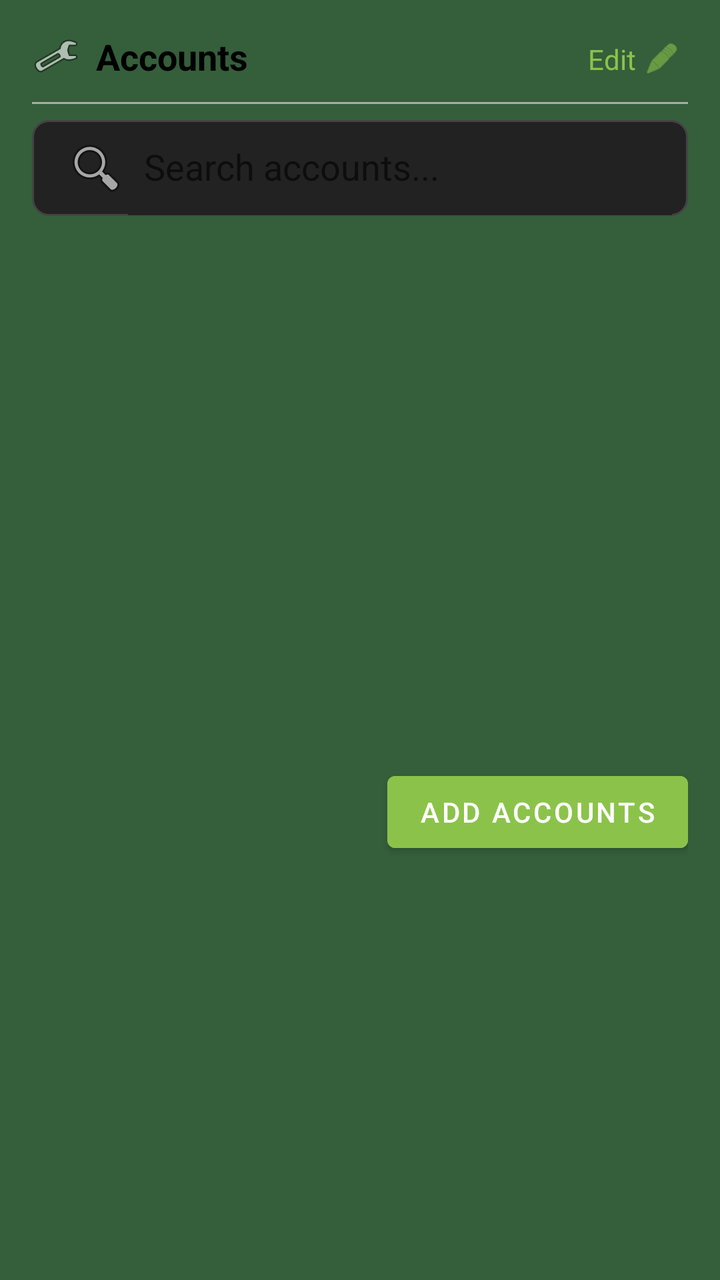
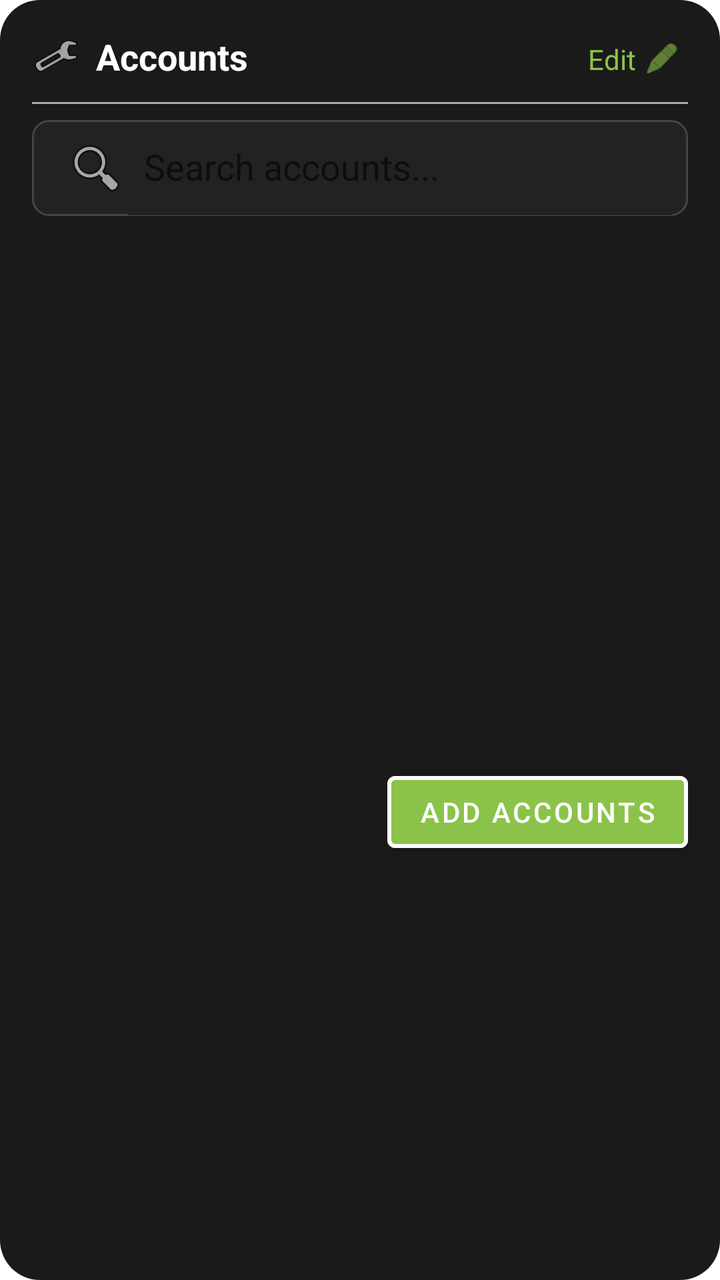

The first picture is an Android layout as it rendered before a commit; the second is the same layout after the commit. The layout source and the unified diff follow.
<!-- AndroidManifest.xml: application theme Theme.MyCalendar2026SAR -->
<!-- res/layout/dialog_accounts.xml -->
<?xml version="1.0" encoding="utf-8"?>
<LinearLayout xmlns:android="http://schemas.android.com/apk/res/android"
    xmlns:app="http://schemas.android.com/apk/res-auto"
    android:layout_width="match_parent"
    android:layout_height="wrap_content"
    android:background="@color/hunter_green"
    android:orientation="vertical"
    android:padding="16dp">

    
    <RelativeLayout
        android:layout_width="match_parent"
        android:layout_height="wrap_content"
        android:paddingBottom="8dp">

        <LinearLayout
            android:layout_width="wrap_content"
            android:layout_height="wrap_content"
            android:layout_alignParentStart="true"
            android:gravity="center_vertical"
            android:orientation="horizontal">

            <ImageView
                android:layout_width="24dp"
                android:layout_height="24dp"
                android:layout_marginEnd="8dp"
                android:contentDescription="Accounts Logo"
                android:src="@android:drawable/ic_menu_manage" />

            <TextView
                android:layout_width="wrap_content"
                android:layout_height="wrap_content"
                android:text="@string/menu_accounts"
                android:textColor="@android:color/black"
                android:textSize="18sp"
                android:textStyle="bold" />

        </LinearLayout>

        <LinearLayout
            android:id="@+id/editAccountsButton"
            android:layout_width="wrap_content"
            android:layout_height="wrap_content"
            android:layout_alignParentEnd="true"
            android:background="?attr/selectableItemBackground"
            android:clickable="true"
            android:focusable="true"
            android:gravity="center_vertical"
            android:orientation="horizontal"
            android:padding="4dp">

            <TextView
                android:layout_width="wrap_content"
                android:layout_height="wrap_content"
                android:layout_marginEnd="4dp"
                android:text="Edit"
                android:textColor="@color/light_green"
                android:textSize="14sp" />

            <ImageView xmlns:app="http://schemas.android.com/apk/res-auto"
                android:layout_width="18dp"
                android:layout_height="18dp"
                android:contentDescription="Edit Logo"
                android:src="@android:drawable/ic_menu_edit"
                app:tint="@color/light_green" />

        </LinearLayout>

    </RelativeLayout>

    <View
        android:layout_width="match_parent"
        android:layout_height="1dp"
        android:background="@android:color/darker_gray" />

    <androidx.appcompat.widget.SearchView
        android:id="@+id/accountsSearchView"
        android:layout_width="match_parent"
        android:layout_height="wrap_content"
        android:layout_marginTop="8dp"
        android:background="@drawable/rounded_search_bg"
        app:iconifiedByDefault="false"
        app:queryHint="Search accounts..."
        app:searchIcon="@android:drawable/ic_menu_search" />

    <androidx.recyclerview.widget.RecyclerView
        android:id="@+id/accountsRecyclerView"
        android:layout_width="match_parent"
        android:layout_height="250dp"
        android:layout_marginTop="8dp" />

    <Button
        android:id="@+id/addAccountButton"
        android:layout_width="wrap_content"
        android:layout_height="wrap_content"
        android:layout_gravity="end"
        android:layout_marginTop="16dp"
        android:backgroundTint="@color/light_green"
        android:text="Add Accounts" />

</LinearLayout>
<!-- resources referenced by this layout -->
<resources>
  <color name="hunter_green">#355E3B</color>
  <color name="light_green">#8BC34A</color>
  <!-- drawable rounded_search_bg (drawable) -->
  <?xml version="1.0" encoding="utf-8"?>
  <shape xmlns:android="http://schemas.android.com/apk/res/android">
      <solid android:color="#222222" />
      <corners android:radius="8dp" />
      <stroke android:width="1dp" android:color="#444444" />
  </shape>
  <string name="menu_accounts">Accounts</string>
  <style name="Theme.MyCalendar2026SAR" parent="Theme.MaterialComponents.DayNight.NoActionBar">
          
          <item name="colorPrimary">@color/purple_500</item>
          <item name="colorPrimaryVariant">@color/purple_700</item>
          <item name="colorOnPrimary">@color/white</item>
          
          <item name="colorSecondary">@color/teal_200</item>
          <item name="colorSecondaryVariant">@color/teal_700</item>
          <item name="colorOnSecondary">@color/black</item>
          
          <item name="android:statusBarColor">?attr/colorPrimaryVariant</item>
  
          
          <item name="materialAlertDialogTheme">@style/CustomAlertDialogTheme</item>
          <item name="alertDialogTheme">@style/CustomAlertDialogTheme</item>
      </style>
  <color name="purple_500">#FF6200EE</color>
  <color name="purple_700">#FF3700B3</color>
  <color name="white">#FFFFFFFF</color>
  <color name="teal_200">#FF03DAC5</color>
  <color name="teal_700">#FF018786</color>
  <color name="black">#FF000000</color>
  <style name="CustomAlertDialogTheme" parent="ThemeOverlay.MaterialComponents.MaterialAlertDialog">
          <item name="colorPrimary">@color/light_green</item>
          <item name="colorAccent">@color/light_green</item>
          <item name="colorSecondary">@color/light_green</item>
          <item name="android:textColorPrimary">@color/white</item>
          
          <item name="buttonBarPositiveButtonStyle">@style/GreenButtonStyle</item>
          <item name="buttonBarNegativeButtonStyle">@style/GreenButtonStyle</item>
          <item name="buttonBarNeutralButtonStyle">@style/GreenButtonStyle</item>
      </style>
  <style name="GreenButtonStyle" parent="Widget.MaterialComponents.Button.TextButton">
          <item name="android:textColor">@color/light_green</item>
      </style>
</resources>

<!-- the commit's change to res/layout/dialog_accounts.xml (unified diff, before → after) -->
@@ -3,7 +3,7 @@
     xmlns:app="http://schemas.android.com/apk/res-auto"
     android:layout_width="match_parent"
     android:layout_height="wrap_content"
-    android:background="@color/hunter_green"
+    android:background="@drawable/dialog_background_rounded"
     android:orientation="vertical"
     android:padding="16dp">
 
@@ -31,7 +31,7 @@
                 android:layout_width="wrap_content"
                 android:layout_height="wrap_content"
                 android:text="@string/menu_accounts"
-                android:textColor="@android:color/black"
+                android:textColor="@android:color/white"
                 android:textSize="18sp"
                 android:textStyle="bold" />
 
@@ -89,13 +89,15 @@
         android:layout_height="250dp"
         android:layout_marginTop="8dp" />
 
-    <Button
+    <com.google.android.material.button.MaterialButton
         android:id="@+id/addAccountButton"
         android:layout_width="wrap_content"
         android:layout_height="wrap_content"
         android:layout_gravity="end"
         android:layout_marginTop="16dp"
         android:backgroundTint="@color/light_green"
-        android:text="Add Accounts" />
+        android:text="Add Accounts"
+        app:strokeColor="@color/white"
+        app:strokeWidth="2dp" />
 
 </LinearLayout>
<!-- resource entries referenced after the edit -->
@@ -1,6 +1,5 @@
 <!-- resources referenced by this layout -->
 <resources>
-  <color name="hunter_green">#355E3B</color>
   <color name="light_green">#8BC34A</color>
   <!-- drawable rounded_search_bg (drawable) -->
   <?xml version="1.0" encoding="utf-8"?>
@@ -29,6 +28,12 @@
   <color name="purple_500">#FF6200EE</color>
   <color name="purple_700">#FF3700B3</color>
   <color name="white">#FFFFFFFF</color>
+  <!-- drawable dialog_background_rounded (drawable) -->
+  <?xml version="1.0" encoding="utf-8"?>
+  <shape xmlns:android="http://schemas.android.com/apk/res/android">
+      <solid android:color="#1A1A1A" />
+      <corners android:radius="20dp" />
+  </shape>
   <color name="teal_200">#FF03DAC5</color>
   <color name="teal_700">#FF018786</color>
   <color name="black">#FF000000</color>
